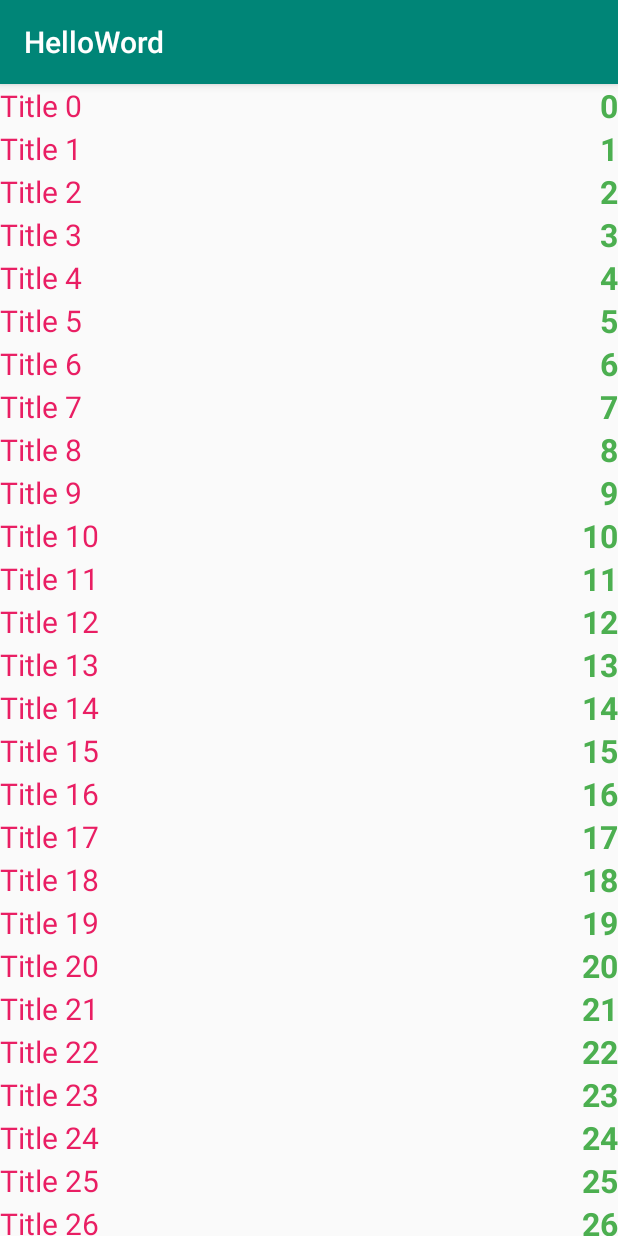
After one commit to TRUNGDONG97/androidTutorial, an Android app: the HistoryActivity screen opened directly, with no data from a screen before it, on a phone screen of 412 x 824 dp. The commit adds this screen. Run offline under Robolectric (Android 15) with nearby library versions, the phone set to English and light mode, and no system bars.

Commit message:
Recycle view

```diff
--- a/HelloWord/app/build.gradle
+++ b/HelloWord/app/build.gradle
@@ -26,9 +26,9 @@ dependencies {
     testImplementation 'junit:junit:4.12'
     androidTestImplementation 'com.android.support.test:runner:1.0.2'
     androidTestImplementation 'com.android.support.test.espresso:espresso-core:3.0.2'
-    compile 'de.hdodenhof:circleimageview:2.1.0'
+    implementation 'de.hdodenhof:circleimageview:2.1.0'
     implementation 'com.squareup.picasso:picasso:2.71828'
-    compile 'com.android.support:recyclerview-v7:28.0.0'
+    implementation 'com.android.support:recyclerview-v7:28.0.0'
     implementation 'com.squareup.picasso:picasso:2.71828'
     implementation 'com.android.support:cardview-v7:28.0.0'
 }
--- a/HelloWord/app/src/main/AndroidManifest.xml
+++ b/HelloWord/app/src/main/AndroidManifest.xml
@@ -1,7 +1,9 @@
 <?xml version="1.0" encoding="utf-8"?>
 <manifest xmlns:android="http://schemas.android.com/apk/res/android"
     package="com.example.helloword">
-    <uses-permission android:name="android.permission.INTERNET"></uses-permission>
+
+    <uses-permission android:name="android.permission.INTERNET" />
+
     <application
         android:allowBackup="true"
         android:icon="@mipmap/ic_launcher"
@@ -9,7 +11,9 @@
         android:roundIcon="@mipmap/ic_launcher_round"
         android:supportsRtl="true"
         android:theme="@style/AppTheme">
-        <activity android:name=".SplashActivity"
+        <activity android:name=".recycleview.HistoryActivity"></activity>
+        <activity
+            android:name=".SplashActivity"
             android:theme="@style/Theme.AppCompat.Light.NoActionBar">
             <intent-filter>
                 <action android:name="android.intent.action.MAIN" />
@@ -20,10 +24,7 @@
         <activity android:name=".AccountActivity" />
         <activity android:name=".MainScreenActivity" />
         <activity android:name=".UpdateUserinfoActivity" />
-        <activity android:name=".LoginActivity">
-
-
-        </activity>
+        <activity android:name=".LoginActivity" />
     </application>
 
 </manifest>
--- a/HelloWord/app/src/main/java/com/example/helloword/NewsAdapter.java
+++ b/HelloWord/app/src/main/java/com/example/helloword/NewsAdapter.java
@@ -17,6 +17,8 @@ public class NewsAdapter extends RecyclerView.Adapter<NewsAdapter.NewsViewHolder
 
     Context context;
     ArrayList<News> newsArrayList;
+
+
 
     public NewsAdapter(Context context, ArrayList<News> newsArrayList) {
         this.context = context;
--- a/HelloWord/app/src/main/java/com/example/helloword/SplashActivity.java
+++ b/HelloWord/app/src/main/java/com/example/helloword/SplashActivity.java
@@ -5,6 +5,8 @@ import android.content.SharedPreferences;
 import android.os.Handler;
 import android.support.v7.app.AppCompatActivity;
 import android.os.Bundle;
+
+import com.example.helloword.recycleview.HistoryActivity;
 
 public class SplashActivity extends AppCompatActivity {
 
@@ -19,17 +21,17 @@ public class SplashActivity extends AppCompatActivity {
         handler.postDelayed(new Runnable() {
             @Override
             public void run() {
-                SharedPreferences sharedPreferences=getSharedPreferences( "dekko",MODE_PRIVATE );
+                /*SharedPreferences sharedPreferences=getSharedPreferences( "dekko",MODE_PRIVATE );
                 boolean islogin = sharedPreferences.getBoolean( "isLogin",false );
-                if (islogin){
-                    Intent intent=new Intent( SplashActivity.this,MainScreenActivity.class );
+                if (islogin){*/
+                    Intent intent=new Intent( SplashActivity.this, HistoryActivity.class );
                     startActivity( intent );
                     finish();
-                }else {
+               /* }else {
                     Intent intent=new Intent( SplashActivity.this,LoginActivity.class );
                     startActivity( intent );
                     finish();
-                }
+                }*/
 
             }
         }, 1000);
--- /dev/null
+++ b/HelloWord/app/src/main/java/com/example/helloword/recycleview/History.java
@@ -0,0 +1,27 @@
+package com.example.helloword.recycleview;
+
+public class History {
+    String title;
+    int point;
+
+    public History(String title, int point) {
+        this.title = title;
+        this.point = point;
+    }
+
+    public String getTitle() {
+        return title;
+    }
+
+    public void setTitle(String title) {
+        this.title = title;
+    }
+
+    public int getPoint() {
+        return point;
+    }
+
+    public void setPoint(int point) {
+        this.point = point;
+    }
+}
--- /dev/null
+++ b/HelloWord/app/src/main/java/com/example/helloword/recycleview/HistoryActivity.java
@@ -0,0 +1,47 @@
+package com.example.helloword.recycleview;
+
+import android.support.v7.app.AppCompatActivity;
+import android.os.Bundle;
+import android.support.v7.widget.LinearLayoutManager;
+import android.support.v7.widget.RecyclerView;
+
+import com.example.helloword.R;
+
+import java.util.ArrayList;
+
+public class HistoryActivity extends AppCompatActivity {
+
+    RecyclerView rvHistory;
+    ArrayList<History> data;
+    @Override
+    protected void onCreate(Bundle savedInstanceState) {
+        super.onCreate( savedInstanceState );
+        setContentView( R.layout.activity_history );
+        init();
+        preparData();
+        configRv();
+
+    }
+
+    void init(){
+        rvHistory=findViewById( R.id.rv_history );
+    }
+    void preparData(){
+        data=new ArrayList<>(  );
+        for (int i = 0; i < 100; i++) {
+            History history= new History( "Title "+i,i );
+            data.add( history );
+        }
+    }
+    void configRv(){
+        HistoryAdapter historyAdapter=new HistoryAdapter(  );
+        historyAdapter.data=data;
+        historyAdapter.context=this;
+
+        LinearLayoutManager linearLayoutManager=new LinearLayoutManager( this,LinearLayoutManager.VERTICAL,false );
+        rvHistory.setLayoutManager( linearLayoutManager );
+        rvHistory.setAdapter( historyAdapter );
+    }
+
+
+}
--- /dev/null
+++ b/HelloWord/app/src/main/java/com/example/helloword/recycleview/HistoryAdapter.java
@@ -0,0 +1,54 @@
+package com.example.helloword.recycleview;
+
+import android.content.Context;
+import android.support.annotation.NonNull;
+import android.support.v7.widget.RecyclerView;
+import android.view.LayoutInflater;
+import android.view.View;
+import android.view.ViewGroup;
+import android.widget.TextView;
+
+import com.example.helloword.R;
+
+import java.util.ArrayList;
+
+public class HistoryAdapter extends RecyclerView.Adapter<HistoryAdapter.HistoryViewhoder> {
+
+    ArrayList<History> data =new ArrayList<>(  );
+    Context context;
+
+
+
+    @NonNull
+    @Override
+    public HistoryViewhoder onCreateViewHolder(@NonNull ViewGroup viewGroup, int i) {
+        /*View historyView= LayoutInflater.from(viewGroup.getContext()).inflate( R.layout.history_item_layout,viewGroup,false );
+        return new HistoryViewhoder( historyView );*/
+        View view=LayoutInflater.from( context ).inflate( R.layout.history_item_layout,viewGroup,false );
+        HistoryViewhoder historyViewhoder=new HistoryViewhoder( view );
+        return historyViewhoder;
+    }
+
+    @Override
+    public void onBindViewHolder(@NonNull HistoryViewhoder historyViewhoder, int i) {
+        History history= data.get( i );
+        historyViewhoder.tvTitle.setText( history.title );
+        historyViewhoder.tvPoint.setText( history.point+"");
+    }
+
+    @Override
+    public int getItemCount() {
+        return data.size();
+    }
+
+    public class HistoryViewhoder extends RecyclerView.ViewHolder {
+        TextView tvTitle;
+        TextView tvPoint;
+        public HistoryViewhoder(@NonNull View itemView) {
+            super( itemView );
+            tvTitle=itemView.findViewById( R.id.tv_title );
+            tvPoint=itemView.findViewById( R.id.tv_point );
+
+        }
+    }
+}
--- /dev/null
+++ b/HelloWord/app/src/main/res/layout/activity_history.xml
@@ -0,0 +1,10 @@
+<LinearLayout android:layout_height="match_parent"
+    android:layout_width="match_parent"
+    xmlns:android="http://schemas.android.com/apk/res/android">
+    <android.support.v7.widget.RecyclerView
+        android:id="@+id/rv_history"
+        android:layout_width="match_parent"
+        android:layout_height="match_parent">
+
+    </android.support.v7.widget.RecyclerView>
+</LinearLayout>
--- /dev/null
+++ b/HelloWord/app/src/main/res/layout/history_item_layout.xml
@@ -0,0 +1,30 @@
+<?xml version="1.0" encoding="utf-8"?>
+<LinearLayout xmlns:android="http://schemas.android.com/apk/res/android"
+    android:layout_width="match_parent"
+    android:layout_height="wrap_content"
+    android:orientation="horizontal"
+
+    >
+
+    <TextView
+        android:id="@+id/tv_title"
+        android:layout_width="0dp"
+        android:layout_height="wrap_content"
+        android:layout_gravity="center"
+        android:layout_weight="2"
+        android:text="chien thang"
+        android:textColor="#E91E63"
+        android:textSize="20dp" />
+
+
+    <TextView
+        android:id="@+id/tv_point"
+        android:layout_width="wrap_content"
+        android:layout_height="wrap_content"
+        android:layout_gravity="center"
+        android:text="2"
+        android:textColor="#4CAF50"
+        android:textSize="21dp"
+        android:textStyle="bold" />
+
+</LinearLayout>
```
